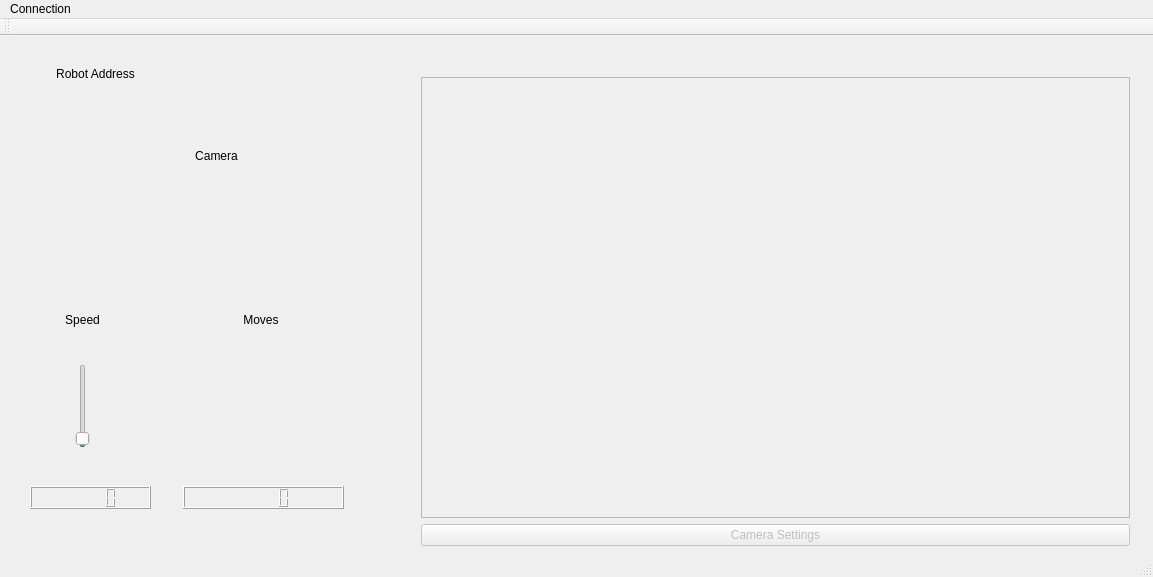
This is sources/mainwindow.ui in axellebot/IG3A-WifiBot as Qt 5 draws it before an edit. The edited form follows.
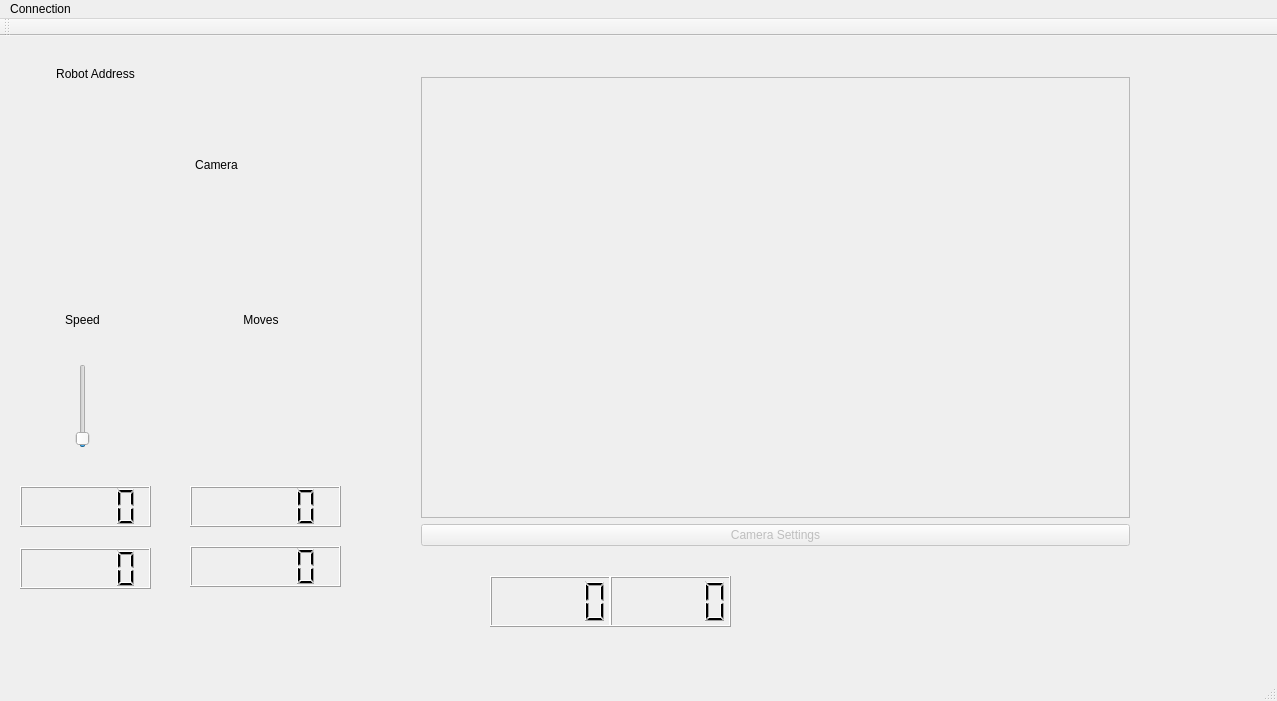
This is the edited form. Icons and pictures are not drawn.

The edit to the form file:
```diff
--- a/sources/mainwindow.ui
+++ b/sources/mainwindow.ui
@@ -6,8 +6,8 @@
    <rect>
     <x>0</x>
     <y>0</y>
-    <width>1153</width>
-    <height>577</height>
+    <width>1277</width>
+    <height>701</height>
    </rect>
   </property>
   <property name="minimumSize">
@@ -38,7 +38,7 @@
       <x>80</x>
       <y>70</y>
       <width>273</width>
-      <height>156</height>
+      <height>174</height>
      </rect>
     </property>
     <layout class="QGridLayout" name="gridLayout_2">
@@ -363,20 +363,60 @@
    <widget class="QLCDNumber" name="speedLeft">
     <property name="geometry">
      <rect>
-      <x>30</x>
+      <x>20</x>
       <y>450</y>
-      <width>121</width>
-      <height>23</height>
+      <width>131</width>
+      <height>41</height>
      </rect>
     </property>
    </widget>
    <widget class="QLCDNumber" name="speedRight">
     <property name="geometry">
      <rect>
-      <x>183</x>
+      <x>190</x>
       <y>450</y>
-      <width>161</width>
-      <height>23</height>
+      <width>151</width>
+      <height>41</height>
+     </rect>
+    </property>
+   </widget>
+   <widget class="QLCDNumber" name="odometryLeft">
+    <property name="geometry">
+     <rect>
+      <x>20</x>
+      <y>512</y>
+      <width>131</width>
+      <height>41</height>
+     </rect>
+    </property>
+   </widget>
+   <widget class="QLCDNumber" name="odometryRight">
+    <property name="geometry">
+     <rect>
+      <x>190</x>
+      <y>510</y>
+      <width>151</width>
+      <height>41</height>
+     </rect>
+    </property>
+   </widget>
+   <widget class="QLCDNumber" name="irL">
+    <property name="geometry">
+     <rect>
+      <x>490</x>
+      <y>540</y>
+      <width>121</width>
+      <height>51</height>
+     </rect>
+    </property>
+   </widget>
+   <widget class="QLCDNumber" name="irR">
+    <property name="geometry">
+     <rect>
+      <x>610</x>
+      <y>540</y>
+      <width>121</width>
+      <height>51</height>
      </rect>
     </property>
    </widget>
@@ -387,8 +427,8 @@
     <rect>
      <x>0</x>
      <y>0</y>
-     <width>1153</width>
-     <height>22</height>
+     <width>1277</width>
+     <height>39</height>
     </rect>
    </property>
    <widget class="QMenu" name="menuConnection">
```
Left out of the diff: 3 changed lines with no effect on the pictures.
